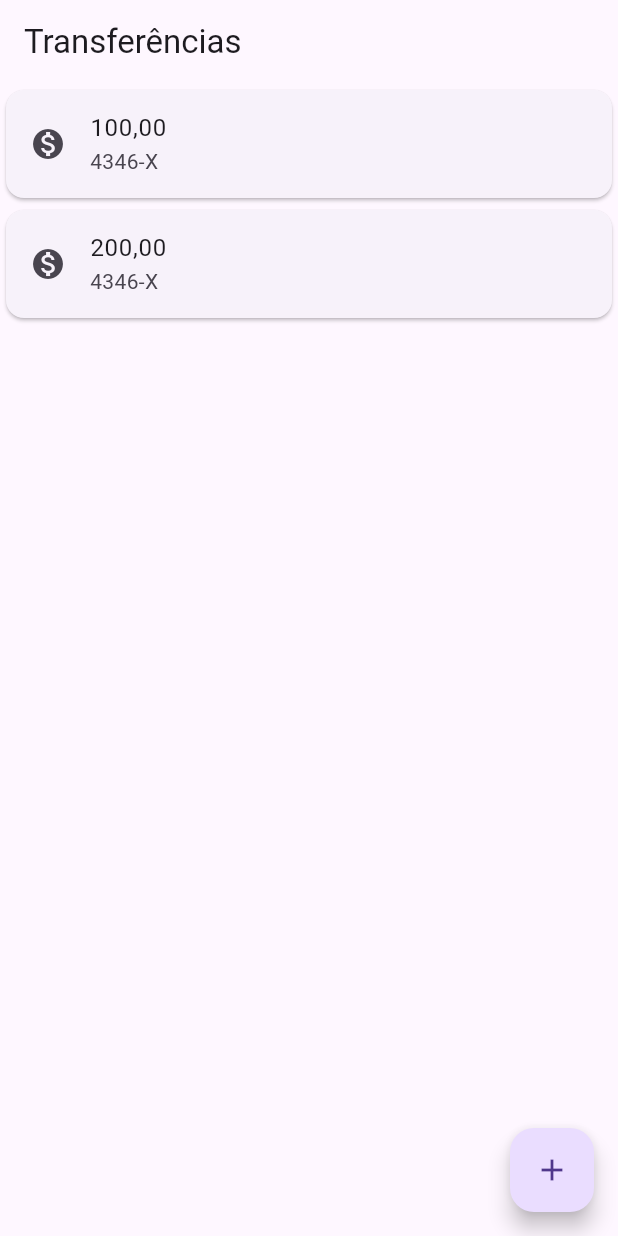
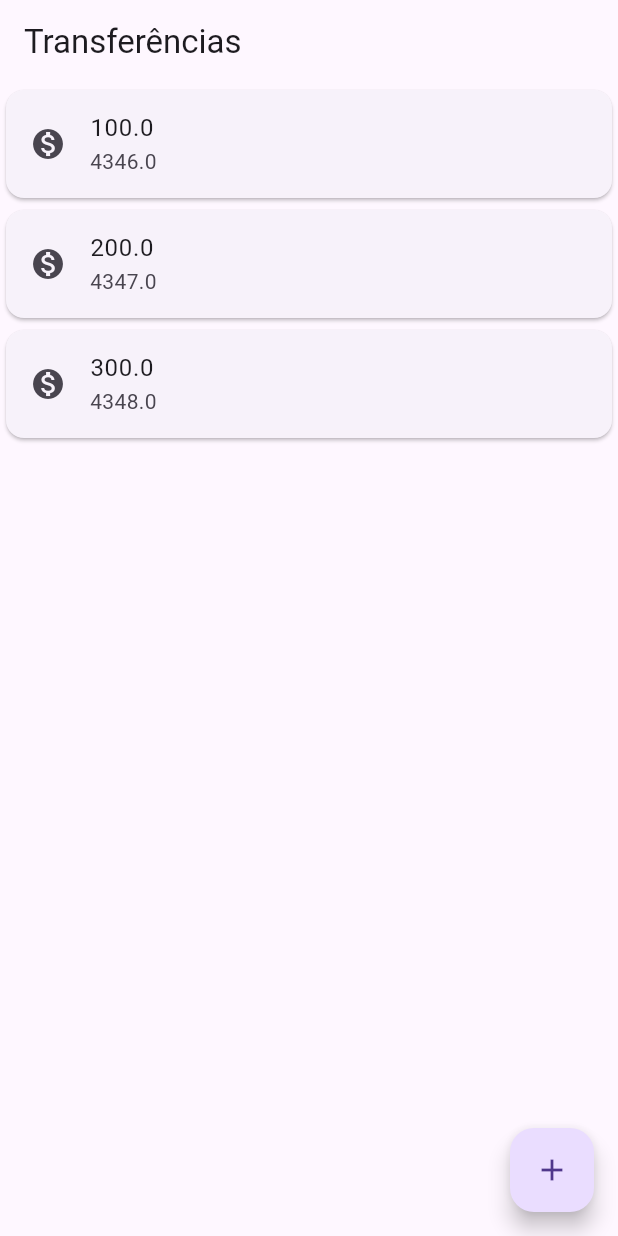
Before and after one commit to tiag0cabral/byteBank, a Flutter app: the screen it shows after launch, on a phone screen of 412 x 824 dp. Run offline on Flutter 3.47's test engine with Material 3 defaults, Android fonts, the phone set to English and light mode, and no system bars.

```diff
--- a/app/lib/main.dart
+++ b/app/lib/main.dart
@@ -2,30 +2,50 @@ import 'package:flutter/material.dart';
 
 void main() => runApp(MaterialApp(
       home: Scaffold(
-        body: const Column(
-          children: [
-            Card(
-              child: ListTile(
-                leading: Icon(Icons.monetization_on),
-                title: Text('100,00'),
-                subtitle: Text('4346-X'),
-              ),
-            ),
-            Card(
-              child: ListTile(
-                leading: Icon(Icons.monetization_on),
-                title: Text('200,00'),
-                subtitle: Text('4346-X'),
-              ),
-            ),
-          ],
-        ),
+        body: ListaTransferencia(),
         appBar: AppBar(
           title: const Text('Transferências'),
         ),
         floatingActionButton: FloatingActionButton(
           onPressed: () {},
-          child: Icon(Icons.add),
+          child: const Icon(Icons.add),
         ),
       ),
     ));
+
+class ListaTransferencia extends StatelessWidget {
+  @override
+  Widget build(BuildContext context) {
+    return const Column(
+      children: <Widget>[
+        ItemTransferencia(Transferencia(100.0, 4346)),
+        ItemTransferencia(Transferencia(200.0, 4347)),
+        ItemTransferencia(Transferencia(300.0, 4348)),
+      ],
+    );
+  }
+}
+
+class ItemTransferencia extends StatelessWidget {
+  final Transferencia _transferencia;
+
+  const ItemTransferencia(this._transferencia);
+
+  @override
+  Widget build(BuildContext context) {
+    return Card(
+      child: ListTile(
+        leading: Icon(Icons.monetization_on),
+        title: Text(_transferencia.valor.toString()),
+        subtitle: Text(_transferencia.idTransacao.toString()),
+      ),
+    );
+  }
+}
+
+class Transferencia {
+  final double valor;
+  final double idTransacao;
+
+  const Transferencia(this.valor, this.idTransacao);
+}
```
